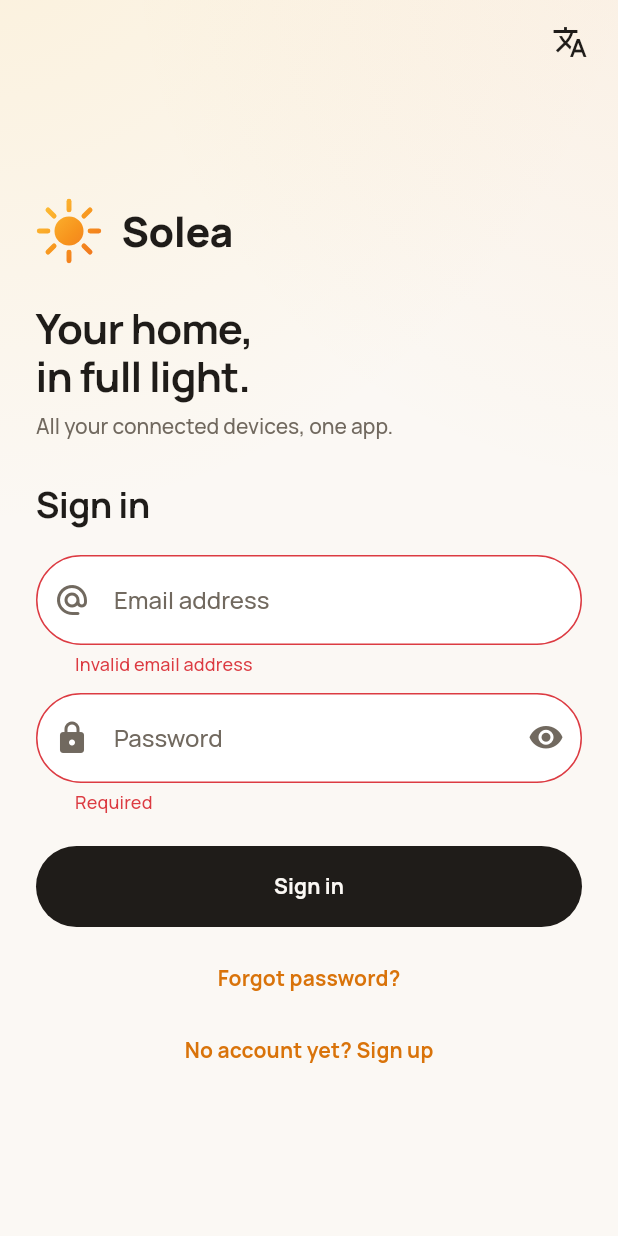
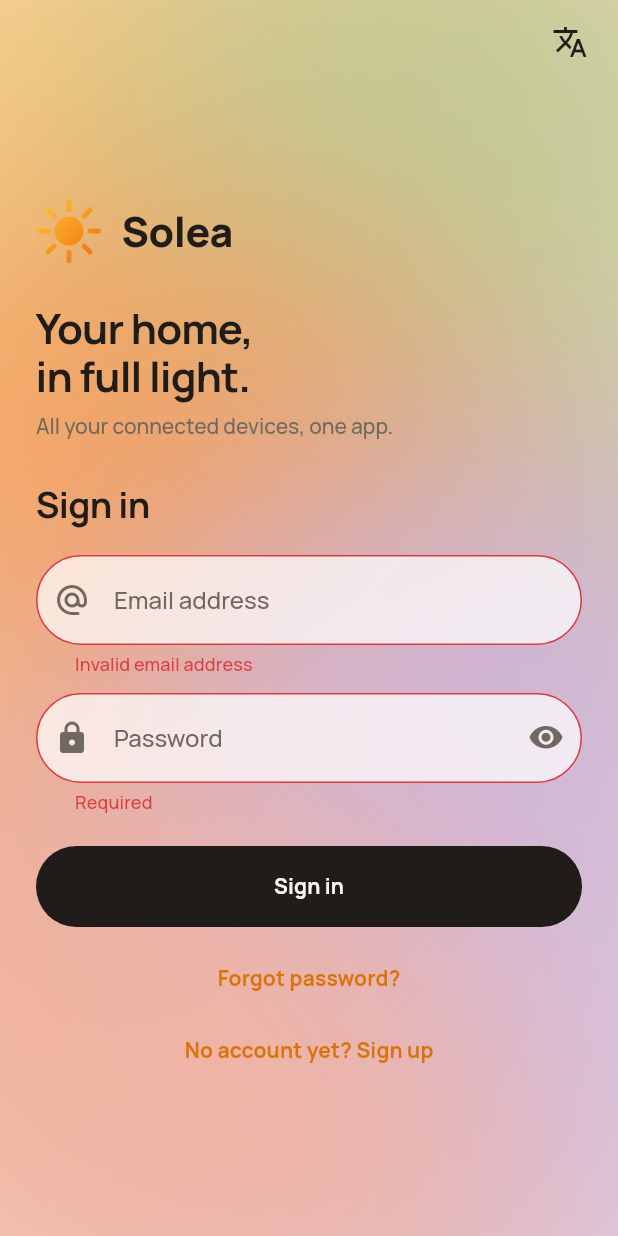
Before and after one commit to FlowIT-Connect/flowit-smart, a Flutter app: the screen it shows after launch, after a tap on "Sign in", on a phone screen of 412 x 824 dp. Run offline on Flutter 3.47's test engine with Material 3 defaults, Android fonts, the phone set to English and light mode, and no system bars; our stand-ins replace image_picker, shared_preferences, supabase_flutter; accounts and stored records are empty.

Commit message:
Solea : style verre dépoli (glassmorphism) (#9)
Fond de lumières chaudes floutées, cartes et tuiles translucides bordées
d'un filet clair, carte d'accueil et barre de navigation flottante en verre
dépoli (BackdropFilter). Chaque page ouverte garde le même fond grâce à
GlassPageTransitions. Changement purement visuel.


Claude-Session: https://claude.ai/code/session_01HYiY1NgJYiB5a4XCkzs2iz

Co-authored-by: Claude <noreply@anthropic.com>

```diff
--- /dev/null
+++ b/app/lib/core/glass.dart
@@ -0,0 +1,137 @@
+import 'dart:ui' show ImageFilter;
+
+import 'package:flutter/material.dart';
+
+import 'theme.dart';
+
+/// Glassmorphism Solea : fond de lumières floutées et panneaux de verre dépoli.
+
+/// Fond d'ambiance : taches de lumière chaudes et très floues, comme une photo
+/// d'intérieur au coucher du soleil vue à travers un verre dépoli. Peint une
+/// seule fois par écran ; un fond imbriqué ne repeint rien.
+class AmbientBackground extends StatelessWidget {
+  const AmbientBackground({super.key, required this.child});
+
+  final Widget child;
+
+  @override
+  Widget build(BuildContext context) {
+    if (context.dependOnInheritedWidgetOfExactType<_AmbientScope>() != null) return child;
+    final f = context.flow;
+    return _AmbientScope(
+      child: Stack(children: [
+        Positioned.fill(
+          child: IgnorePointer(
+            child: RepaintBoundary(child: CustomPaint(painter: _BackdropPainter(f.backdrop, f.blobs))),
+          ),
+        ),
+        Positioned.fill(child: child),
+      ]),
+    );
+  }
+}
+
+class _AmbientScope extends InheritedWidget {
+  const _AmbientScope({required super.child});
+
+  @override
+  bool updateShouldNotify(_AmbientScope oldWidget) => false;
+}
+
+class _BackdropPainter extends CustomPainter {
+  _BackdropPainter(this.base, this.blobs);
+
+  final Color base;
+  final List<Color> blobs;
+
+  // Position (fraction de l'écran) et rayon (fraction du plus grand côté) de chaque tache.
+  static const _spots = [
+    (Offset(.12, .06), .42),
+    (Offset(.92, .18), .40),
+    (Offset(.20, .55), .38),
+    (Offset(.88, .78), .42),
+    (Offset(.15, .98), .36),
+  ];
+
+  @override
+  void paint(Canvas canvas, Size size) {
+    canvas.drawRect(Offset.zero & size, Paint()..color = base);
+    final unit = size.longestSide;
+    for (var i = 0; i < _spots.length && i < blobs.length; i++) {
+      final (pos, r) = _spots[i];
+      final radius = unit * r;
+      canvas.drawCircle(
+        Offset(size.width * pos.dx, size.height * pos.dy),
+        radius,
+        Paint()
+          ..color = blobs[i].withValues(alpha: .85)
+          ..maskFilter = MaskFilter.blur(BlurStyle.normal, radius * .45),
+      );
+    }
+  }
+
+  @override
+  bool shouldRepaint(covariant _BackdropPainter old) => old.base != base || old.blobs != blobs;
+}
+
+/// Panneau de verre dépoli : floute ce qui est derrière, teinte translucide,
+/// reflet en dégradé et filet clair sur le bord.
+class GlassPanel extends StatelessWidget {
+  const GlassPanel({super.key, required this.child, this.radius = 28, this.blur = 22, this.tint, this.padding});
+
+  final Widget child;
+  final double radius;
+  final double blur;
+
+  /// Teinte du verre (par défaut le verre neutre du thème).
+  final Color? tint;
+  final EdgeInsetsGeometry? padding;
+
+  @override
+  Widget build(BuildContext context) {
+    final f = context.flow;
+    final shape = BorderRadius.circular(radius);
+    return DecoratedBox(
+      decoration: BoxDecoration(
+        borderRadius: shape,
+        boxShadow: [BoxShadow(color: f.shadow, blurRadius: 30, offset: const Offset(0, 12), spreadRadius: -6)],
+      ),
+      child: ClipRRect(
+        borderRadius: shape,
+        child: BackdropFilter(
+          filter: ImageFilter.blur(sigmaX: blur, sigmaY: blur),
+          child: DecoratedBox(
+            decoration: BoxDecoration(
+              borderRadius: shape,
+              gradient: tint == null
+                  ? f.glassGradient
+                  : LinearGradient(
+                      begin: Alignment.topLeft,
+                      end: Alignment.bottomRight,
+                      colors: [tint!.withValues(alpha: (tint!.a + .12).clamp(0, 1)), tint!],
+                    ),
+              border: Border.all(color: f.glassBorder, width: 1.2),
+            ),
+            child: padding == null ? child : Padding(padding: padding!, child: child),
+          ),
+        ),
+      ),
+    );
+  }
+}
+
+/// Transitions de page qui posent chaque écran sur le fond de verre, pour que
+/// les pages ouvertes (pièce, réglages…) gardent la même ambiance que l'accueil.
+class GlassPageTransitions extends PageTransitionsTheme {
+  const GlassPageTransitions();
+
+  @override
+  Widget buildTransitions<T>(
+    PageRoute<T> route,
+    BuildContext context,
+    Animation<double> animation,
+    Animation<double> secondaryAnimation,
+    Widget child,
+  ) =>
+      super.buildTransitions(route, context, animation, secondaryAnimation, AmbientBackground(child: child));
+}
--- a/app/lib/core/theme.dart
+++ b/app/lib/core/theme.dart
@@ -1,12 +1,15 @@
 import 'package:flutter/material.dart';
 import 'package:shared_preferences/shared_preferences.dart';
 
+import 'glass.dart';
+
 /// Identité visuelle Solea (aucune ressource Smart Life, §5.11).
 ///
-/// Direction : « lumière du soleil ». Fonds blancs et crème très aérés, un
-/// orange soleil comme unique accent, le noir pour les actions principales,
-/// des cartes douces très arrondies et de grands chiffres fins. Les appareils
-/// allumés prennent une teinte chaude, les appareils éteints restent neutres.
+/// Direction : « lumière du soleil » en verre dépoli (glassmorphism). Un fond
+/// de lumières chaudes floutées, des cartes translucides bordées d'un filet
+/// clair, un orange soleil comme unique accent et de grands chiffres fins.
+/// Les appareils allumés prennent une teinte de verre ambré, les appareils
+/// éteints restent en verre neutre.
 class AppTheme {
   static const seed = Color(0xFFF28C1B);
   static const fontFamily = 'Manrope';
@@ -53,10 +56,12 @@ class AppTheme {
       fontFamily: fontFamily,
       fontFamilyFallback: fontFallback,
       textTheme: text,
-      scaffoldBackgroundColor: c.background,
+      // Transparent : chaque page est posée sur le fond de verre (GlassPageTransitions).
+      scaffoldBackgroundColor: Colors.transparent,
       canvasColor: c.background,
       extensions: [c],
       visualDensity: VisualDensity.standard,
+      pageTransitionsTheme: const GlassPageTransitions(),
       appBarTheme: AppBarTheme(
         backgroundColor: Colors.transparent,
         surfaceTintColor: Colors.transparent,
@@ -68,10 +73,10 @@ class AppTheme {
       ),
       cardTheme: CardThemeData(
         elevation: 0,
-        color: c.surface,
+        color: c.glass,
         surfaceTintColor: Colors.transparent,
         shadowColor: c.shadow,
-        shape: RoundedRectangleBorder(borderRadius: BorderRadius.circular(24), side: BorderSide(color: c.cardBorder)),
+        shape: RoundedRectangleBorder(borderRadius: BorderRadius.circular(24), side: BorderSide(color: c.glassBorder)),
         margin: EdgeInsets.zero,
       ),
       dividerTheme: DividerThemeData(color: c.line, thickness: 1, space: 1),
@@ -169,7 +174,7 @@ class AppTheme {
       navigationBarTheme: NavigationBarThemeData(
         height: 80,
         elevation: 0,
-        backgroundColor: c.navBar,
+        backgroundColor: Colors.transparent,
         surfaceTintColor: Colors.transparent,
         indicatorColor: c.brand,
         indicatorShape: pill,
@@ -177,7 +182,7 @@ class AppTheme {
           (s) => text.labelSmall?.copyWith(fontWeight: FontWeight.w700, color: s.contains(WidgetState.selected) ? c.ink : c.inkSoft),
         ),
         iconTheme: WidgetStateProperty.resolveWith(
-          (s) => IconThemeData(size: 24, color: s.contains(WidgetState.selected) ? c.onBrand : c.inkFaint),
+          (s) => IconThemeData(size: 24, color: s.contains(WidgetState.selected) ? c.onBrand : c.inkSoft),
         ),
       ),
       navigationRailTheme: NavigationRailThemeData(
@@ -310,6 +315,11 @@ class FlowColors extends ThemeExtension<FlowColors> {
     required this.dangerSoft,
     required this.dangerInk,
     required this.shadow,
+    required this.glass,
+    required this.glassStrong,
+    required this.glassBorder,
+    required this.backdrop,
+    required this.blobs,
   });
 
   final Color background, surface, surfaceAlt, sheet, field, chip, line, cardBorder;
@@ -320,15 +330,23 @@ class FlowColors extends ThemeExtension<FlowColors> {
   final Color amber, orange, blue, violet, cyan, pink;
   final Color success, warning, danger, dangerSoft, dangerInk, shadow;
 
+  /// Verre dépoli : remplissage des cartes, version plus couvrante (barres,
+  /// panneaux) et filet clair qui dessine le bord du verre.
+  final Color glass, glassStrong, glassBorder;
+
+  /// Fond de scène et taches de lumière floutées peintes derrière le verre.
+  final Color backdrop;
+  final List<Color> blobs;
+
   static const light = FlowColors(
     background: Color(0xFFFBF8F4),
     surface: Color(0xFFFFFFFF),
     surfaceAlt: Color(0xFFF7F3EE),
-    sheet: Color(0xFFFFFFFF),
-    field: Color(0xFFFFFFFF),
-    chip: Color(0xFFF2ECE4),
+    sheet: Color(0xFFFFFBF6),
+    field: Color(0xB3FFFFFF),
+    chip: Color(0x99F2E8DC),
     line: Color(0xFFE9E2D8),
-    cardBorder: Color(0xFFF0EAE2),
+    cardBorder: Color(0xB3FFFFFF),
     ink: Color(0xFF1F1C19),
     inkSoft: Color(0xFF71695F),
     inkFaint: Color(0xFFA9A094),
@@ -338,11 +356,11 @@ class FlowColors extends ThemeExtension<FlowColors> {
     brandSoft: Color(0xFFFDEBD4),
     brandInk: Color(0xFF8F4706),
     onBrand: Color(0xFFFFFFFF),
-    tileOff: Color(0xFFF6F2ED),
-    tileOn: Color(0xFFFDEFDC),
+    tileOff: Color(0x80FFFFFF),
+    tileOn: Color(0xB3FFD7A6),
     tileOnInk: Color(0xFF1F1C19),
     tileOnInkSoft: Color(0xFF7A6248),
-    navBar: Color(0xF7FFFFFF),
+    navBar: Color(0x8CFFFFFF),
     glowA: Color(0x26FFC23D),
     glowB: Color(0x14F28C1B),
     amber: Color(0xFFF5A524),
@@ -357,6 +375,11 @@ class FlowColors extends ThemeExtension<FlowColors> {
     dangerSoft: Color(0xFFFDE6E3),
     dangerInk: Color(0xFF8E1C22),
     shadow: Color(0x141F1C19),
+    glass: Color(0x80FFFFFF),
+    glassStrong: Color(0xA6FFFFFF),
+    glassBorder: Color(0xB3FFFFFF),
+    backdrop: Color(0xFFF5E6D6),
+    blobs: [Color(0xFFFFC163), Color(0xFFB9C99A), Color(0xFFF59A5B), Color(0xFFC9B7E8), Color(0xFFF4B39C)],
   );
 
   static const dark = FlowColors(
@@ -364,10 +387,10 @@ class FlowColors extends ThemeExtension<FlowColors> {
     surface: Color(0xFF1C1915),
     surfaceAlt: Color(0xFF23201B),
     sheet: Color(0xFF1A1713),
-    field: Color(0xFF1C1915),
-    chip: Color(0xFF2A2620),
+    field: Color(0x26FFFFFF),
+    chip: Color(0x26FFFFFF),
     line: Color(0xFF353029),
-    cardBorder: Color(0x12FFFFFF),
+    cardBorder: Color(0x33FFFFFF),
     ink: Color(0xFFF7F2EA),
     inkSoft: Color(0xFFB5AB9E),
     inkFaint: Color(0xFF7B7166),
@@ -377,11 +400,11 @@ class FlowColors extends ThemeExtension<FlowColors> {
     brandSoft: Color(0xFF3B2813),
     brandInk: Color(0xFFFFC98A),
     onBrand: Color(0xFF231200),
-    tileOff: Color(0xFF1C1915),
-    tileOn: Color(0xFF37281A),
+    tileOff: Color(0x1FFFFFFF),
+    tileOn: Color(0x66E07A22),
     tileOnInk: Color(0xFFFFF5E8),
     tileOnInkSoft: Color(0xFFE2C29C),
-    navBar: Color(0xF71C1915),
+    navBar: Color(0x40FFFFFF),
     glowA: Color(0x1FFFB13D),
     glowB: Color(0x14F28C1B),
     amber: Color(0xFFFFB547),
@@ -396,6 +419,11 @@ class FlowColors extends ThemeExtension<FlowColors> {
     dangerSoft: Color(0xFF3A1518),
     dangerInk: Color(0xFFFFB4B6),
     shadow: Color(0x66000000),
+    glass: Color(0x1FFFFFFF),
+    glassStrong: Color(0x33FFFFFF),
+    glassBorder: Color(0x33FFFFFF),
+    backdrop: Color(0xFF1B140F),
+    blobs: [Color(0xFFA9561D), Color(0xFF45522F), Color(0xFFC46A26), Color(0xFF41315C), Color(0xFF7A3B2A)],
   );
 
   /// Dégradé soleil Solea (logo, écran de connexion), du jaune à l'orange.
@@ -408,6 +436,13 @@ class FlowColors extends ThemeExtension<FlowColors> {
 
   /// Carte « résumé » sombre de l'accueil, façon pilule énergie.
   Color get panel => ink == FlowColors.light.ink ? const Color(0xFF1F1C19) : const Color(0xFF26221D);
+
+  /// Dégradé du verre : plus clair en haut à gauche, comme un reflet.
+  LinearGradient get glassGradient => LinearGradient(
+        begin: Alignment.topLeft,
+        end: Alignment.bottomRight,
+        colors: [glassStrong, glass],
+      );
 
   @override
   FlowColors copyWith() => this;
--- a/app/lib/ui/widgets/common.dart
+++ b/app/lib/ui/widgets/common.dart
@@ -6,6 +6,8 @@ import '../../core/l10n.dart';
 import '../../core/theme.dart';
 import '../../models/models.dart';
 import '../../state/app_state.dart';
+
+export '../../core/glass.dart' show AmbientBackground, GlassPanel;
 
 /// Logo Solea : un soleil en dégradé, du jaune à l'orange.
 class SoleaLogo extends StatelessWidget {
@@ -64,42 +66,6 @@ class SunPainter extends CustomPainter {
 
   @override
   bool shouldRepaint(covariant SunPainter oldDelegate) => oldDelegate.gradient != gradient;
-}
-
-/// Fond d'ambiance : halos de lumière doux derrière le contenu.
-class AmbientBackground extends StatelessWidget {
-  const AmbientBackground({super.key, required this.child});
-
-  final Widget child;
-
-  @override
-  Widget build(BuildContext context) {
-    final f = context.flow;
-    return DecoratedBox(
-      decoration: BoxDecoration(color: f.background),
-      child: Stack(children: [
-        Positioned.fill(
-          child: IgnorePointer(
-            child: DecoratedBox(
-              decoration: BoxDecoration(
-                gradient: RadialGradient(center: const Alignment(-1.1, -1.25), radius: 1.1, colors: [f.glowA, f.glowA.withValues(alpha: 0)]),
-              ),
-            ),
-          ),
-        ),
-        Positioned.fill(
-          child: IgnorePointer(
-            child: DecoratedBox(
-              decoration: BoxDecoration(
-                gradient: RadialGradient(center: const Alignment(1.2, -1.1), radius: .9, colors: [f.glowB, f.glowB.withValues(alpha: 0)]),
-              ),
-            ),
-          ),
-        ),
-        Positioned.fill(child: child),
-      ]),
-    );
-  }
 }
 
 /// Pastille ronde colorée portant une icône.
```
Also changed, not shown: app/lib/ui/screens/dashboard_screen.dart (+29 -25 lines), app/lib/ui/shell.dart (+8 -13 lines).
